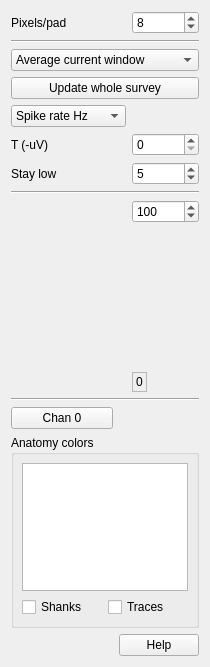
Old version of the form Forms/FVShankViewTab.ui in the repository billkarsh/SpikeGLX.
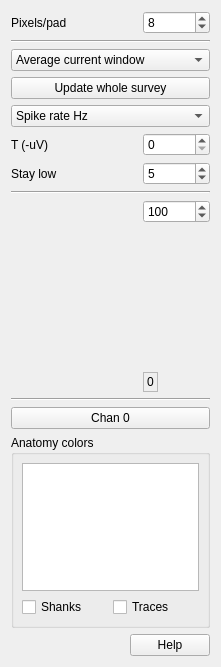
New version of the form. Custom widgets are drawn as their Qt base class.

Commit message: Adjust button sizes

```diff
--- a/Forms/FVShankViewTab.ui
+++ b/Forms/FVShankViewTab.ui
@@ -6,7 +6,7 @@
    <rect>
     <x>0</x>
     <y>0</y>
-    <width>210</width>
+    <width>221</width>
     <height>667</height>
    </rect>
   </property>
@@ -86,25 +86,6 @@
      </property>
     </widget>
    </item>
-   <item row="4" column="0" colspan="2">
-    <widget class="QComboBox" name="whatCB">
-     <item>
-      <property name="text">
-       <string>Spike rate Hz</string>
-      </property>
-     </item>
-     <item>
-      <property name="text">
-       <string>AP pk-pk uV</string>
-      </property>
-     </item>
-     <item>
-      <property name="text">
-       <string>LF pk-pk uV</string>
-      </property>
-     </item>
-    </widget>
-   </item>
    <item row="5" column="0">
     <widget class="QLabel" name="label_2">
      <property name="text">
@@ -291,22 +272,6 @@
      </property>
     </widget>
    </item>
-   <item row="10" column="0">
-    <widget class="QPushButton" name="chanBut">
-     <property name="sizePolicy">
-      <sizepolicy hsizetype="MinimumExpanding" vsizetype="Fixed">
-       <horstretch>0</horstretch>
-       <verstretch>0</verstretch>
-      </sizepolicy>
-     </property>
-     <property name="toolTip">
-      <string>Selected channel (click to find)</string>
-     </property>
-     <property name="text">
-      <string>Chan 0</string>
-     </property>
-    </widget>
-   </item>
    <item row="11" column="0" colspan="3">
     <widget class="QGroupBox" name="anatomyGB">
      <property name="title">
@@ -399,6 +364,41 @@
      </property>
     </widget>
    </item>
+   <item row="4" column="0" colspan="3">
+    <widget class="QComboBox" name="whatCB">
+     <item>
+      <property name="text">
+       <string>Spike rate Hz</string>
+      </property>
+     </item>
+     <item>
+      <property name="text">
+       <string>AP pk-pk uV</string>
+      </property>
+     </item>
+     <item>
+      <property name="text">
+       <string>LF pk-pk uV</string>
+      </property>
+     </item>
+    </widget>
+   </item>
+   <item row="10" column="0" colspan="3">
+    <widget class="QPushButton" name="chanBut">
+     <property name="sizePolicy">
+      <sizepolicy hsizetype="MinimumExpanding" vsizetype="Fixed">
+       <horstretch>0</horstretch>
+       <verstretch>0</verstretch>
+      </sizepolicy>
+     </property>
+     <property name="toolTip">
+      <string>Selected channel (click to find)</string>
+     </property>
+     <property name="text">
+      <string>Chan 0</string>
+     </property>
+    </widget>
+   </item>
   </layout>
  </widget>
  <customwidgets>
```
